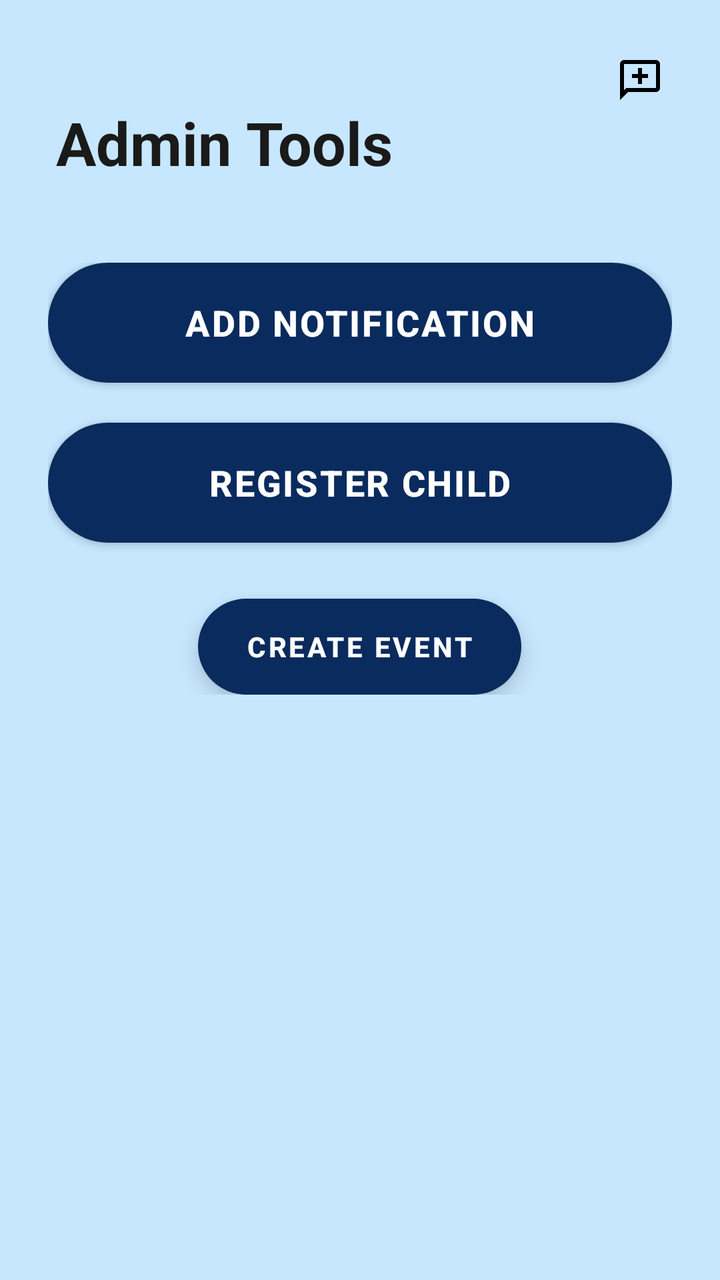
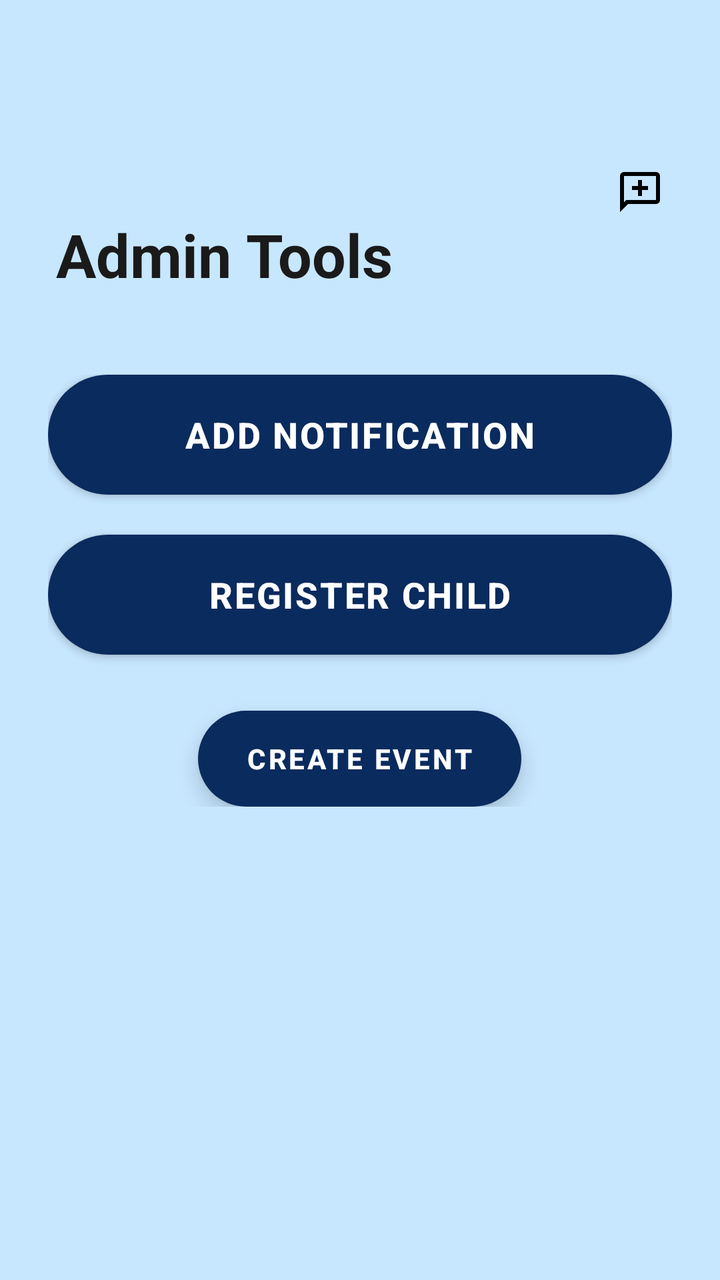

The first picture is an Android layout as it rendered before a commit; the second is the same layout after the commit. The layout source and the unified diff follow.
<!-- AndroidManifest.xml: application theme Theme.NurtureNest -->
<!-- res/layout/fragment_admin_dashboard.xml -->
<LinearLayout
    xmlns:android="http://schemas.android.com/apk/res/android"
    xmlns:app="http://schemas.android.com/apk/res-auto"
    xmlns:tools="http://schemas.android.com/tools"
    android:layout_width="match_parent"
    android:layout_height="match_parent"
    android:orientation="vertical"
    android:background="?attr/colorBackground"
    tools:context=".fragments.AdminDashboardFragment">

    
    <RelativeLayout
        android:layout_width="match_parent"
        android:layout_height="wrap_content"
        android:paddingTop="16dp"
        android:paddingBottom="16dp">


        <TextView
            android:id="@+id/AdminDashTitle"
            android:layout_width="wrap_content"
            android:layout_height="wrap_content"
            android:layout_marginStart="28dp"
            android:layout_marginTop="35dp"
            android:text="Admin Tools"
            android:textSize="30sp"
            android:textStyle="bold"
            android:textColor="?attr/colorOnBackground" />

        
        <ImageButton
            android:id="@+id/btnChat"
            android:layout_width="48dp"
            android:layout_height="48dp"
            android:layout_alignParentEnd="true"
            android:layout_marginEnd="16dp"
            android:background="?attr/selectableItemBackgroundBorderless"
            android:contentDescription="Chats"
            android:src="@drawable/ic_chat" />

    </RelativeLayout>

    
    <LinearLayout
        android:layout_width="match_parent"
        android:layout_height="wrap_content"
        android:orientation="vertical"
        android:gravity="center"
        android:padding="24dp"
        android:layout_marginBottom="16dp">

        
        
        <Button
            android:id="@+id/btnAddNotification"
            android:layout_width="match_parent"
            android:layout_height="60dp"
            android:layout_marginBottom="20dp"
            android:background="@drawable/rounded_button"
            android:elevation="6dp"
            android:text="Add Notification"
            android:textColor="?attr/colorOnPrimary"
            android:textSize="18sp"
            android:textStyle="bold"
            android:letterSpacing="0.05"
            android:fontFamily="sans-serif-medium" />

        
        <Button
            android:id="@+id/btnRegisterChild"
            android:layout_width="match_parent"
            android:layout_height="60dp"
            android:layout_marginBottom="20dp"
            android:background="@drawable/rounded_button"
            android:elevation="6dp"
            android:text="Register Child"
            android:textColor="?attr/colorOnPrimary"
            android:textSize="18sp"
            android:textStyle="bold"
            android:letterSpacing="0.05"
            android:fontFamily="sans-serif-medium" />




        
        <com.google.android.material.floatingactionbutton.ExtendedFloatingActionButton
            android:id="@+id/fabCreateEvent"
            android:layout_width="wrap_content"
            android:layout_height="wrap_content"
            android:layout_gravity="center"
            android:layout_marginTop="8dp"
            android:icon="@drawable/ic_link_add"
            android:text="Create Event"
            android:textColor="?attr/colorOnPrimary"
            android:textStyle="bold"
            android:elevation="8dp"
            android:paddingHorizontal="24dp"
            app:iconTint="?attr/colorOnPrimary"
            app:backgroundTint="?attr/colorPrimary" />

    </LinearLayout>

</LinearLayout>
<!-- resources referenced by this layout -->
<resources>
  <!-- drawable ic_chat (drawable) -->
  <vector xmlns:android="http://schemas.android.com/apk/res/android" android:height="24dp" android:tint="#000000" android:viewportHeight="960" android:viewportWidth="960" android:width="24dp">
        
      <path android:fillColor="@android:color/white" android:pathData="M440,560L520,560L520,440L640,440L640,360L520,360L520,240L440,240L440,360L320,360L320,440L440,440L440,560ZM80,880L80,160Q80,127 103.5,103.5Q127,80 160,80L800,80Q833,80 856.5,103.5Q880,127 880,160L880,640Q880,673 856.5,696.5Q833,720 800,720L240,720L80,880ZM206,640L800,640Q800,640 800,640Q800,640 800,640L800,160Q800,160 800,160Q800,160 800,160L160,160Q160,160 160,160Q160,160 160,160L160,685L206,640ZM160,640L160,640L160,160Q160,160 160,160Q160,160 160,160L160,160Q160,160 160,160Q160,160 160,160L160,640Q160,640 160,640Q160,640 160,640Z"/>
      
  </vector>
  <!-- drawable ic_link_add (drawable) -->
  <vector xmlns:android="http://schemas.android.com/apk/res/android" android:height="24dp" android:tint="#000000" android:viewportHeight="24" android:viewportWidth="24" android:width="24dp">
        
      <path android:fillColor="@android:color/white" android:pathData="M19,13h-6v6h-2v-6H5v-2h6V5h2v6h6v2z"/>
      
  </vector>
  <!-- drawable rounded_button (drawable) -->
  <shape xmlns:android="http://schemas.android.com/apk/res/android" android:shape="rectangle">
      <solid android:color="#052659"/>
      <corners android:radius="30dp"/>
  </shape>
  <style name="Theme.NurtureNest" parent="Theme.MaterialComponents.DayNight.NoActionBar">
          <item name="colorPrimary">#0A2B5D</item>
          <item name="colorOnPrimary">#FFFFFF</item>
          <item name="colorSurface">#000000</item>
          <item name="colorOnSurface">#FFFFFF</item>
          <item name="colorBackground">#C7E7FF</item>
          <item name="colorOnBackground">#1A1A1A</item>
          <item name="android:windowBackground">#C7E7FF</item>
          <item name="TextColor">#000000</item>
      </style>
</resources>

<!-- the commit's change to res/layout/fragment_admin_dashboard.xml (unified diff, before → after) -->
@@ -6,6 +6,8 @@
     android:layout_height="match_parent"
     android:orientation="vertical"
     android:background="?attr/colorBackground"
+    android:fitsSystemWindows="true"
+    android:paddingTop="?attr/actionBarSize"
     tools:context=".fragments.AdminDashboardFragment">
 
     
@@ -85,7 +87,7 @@
 
         
         <com.google.android.material.floatingactionbutton.ExtendedFloatingActionButton
-            android:id="@+id/fabCreateEvent"
+            android:id="@+id/fabAdd"
             android:layout_width="wrap_content"
             android:layout_height="wrap_content"
             android:layout_gravity="center"
